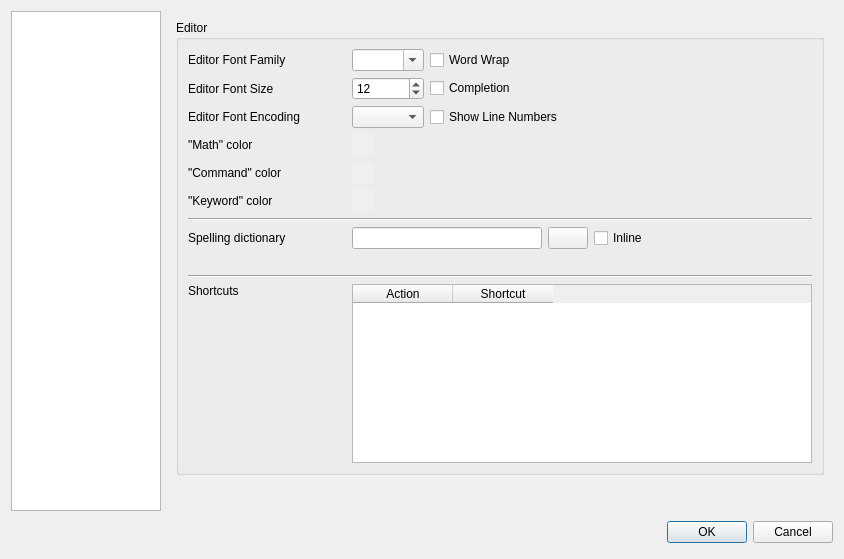
This is configdialog.ui in srazi/bidiTeXmaker as Qt 5 draws it before an edit. The edited form follows.
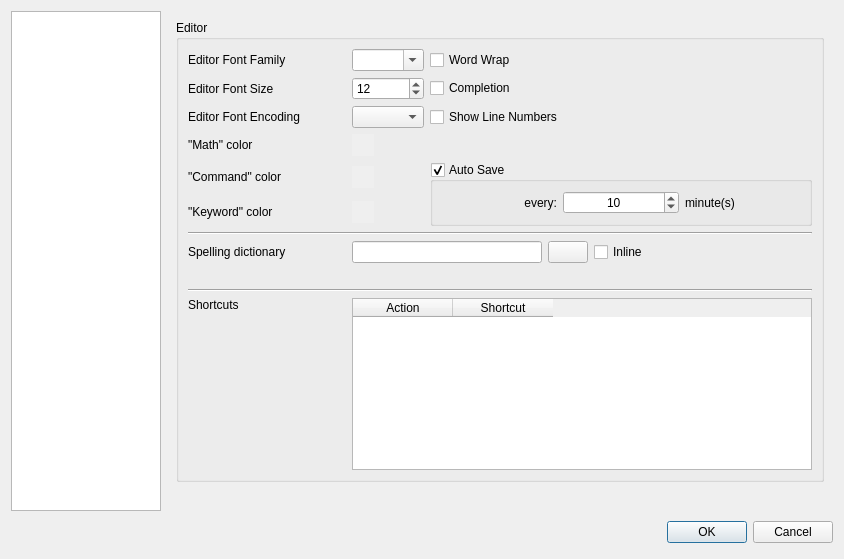
This is the edited form. The open tabs and pages were chosen to show the change. Icons and pictures are not drawn.

Commit message: A patch that adds some extra features to TeXmaker! The extra feature in this patch are: 1- Auto Save and Recovery 2-Location Commands: --open file location --open Terminal or CMD with document directory as working directory 3-The last opened document will be first item in Recent File Menu. 4- The new and complete Persian translation!

Patch:
```diff
--- a/configdialog.ui
+++ b/configdialog.ui
@@ -7,7 +7,7 @@
     <x>0</x>
     <y>0</y>
     <width>844</width>
-    <height>545</height>
+    <height>557</height>
    </rect>
   </property>
   <property name="windowTitle">
@@ -693,7 +693,7 @@
          <property name="title">
           <string>Editor</string>
          </property>
-         <layout class="QGridLayout" name="gridLayout">
+         <layout class="QGridLayout" name="gridLayout_1">
           <item row="0" column="0">
            <widget class="QLabel" name="labelFamily">
             <property name="text">
@@ -749,21 +749,21 @@
           <item row="2" column="1">
            <widget class="QComboBox" name="comboBoxEncoding"/>
           </item>
-          <item row="2" column="2" colspan="2">
+          <item row="2" column="2">
            <widget class="QCheckBox" name="checkBoxLinenumber">
             <property name="text">
              <string>Show Line Numbers</string>
             </property>
            </widget>
           </item>
-          <item row="3" column="0">
+          <item row="4" column="0">
            <widget class="QLabel" name="labelColorMath">
             <property name="text">
              <string>&quot;Math&quot; color</string>
             </property>
            </widget>
           </item>
-          <item row="3" column="1">
+          <item row="4" column="1">
            <widget class="QPushButton" name="pushButtonColorMath">
             <property name="sizePolicy">
              <sizepolicy hsizetype="Fixed" vsizetype="Fixed">
@@ -797,7 +797,7 @@
             </property>
            </widget>
           </item>
-          <item row="3" column="2" colspan="2">
+          <item row="4" column="2" colspan="2">
            <spacer>
             <property name="orientation">
              <enum>Qt::Horizontal</enum>
@@ -810,14 +810,14 @@
             </property>
            </spacer>
           </item>
-          <item row="4" column="0">
+          <item row="5" column="0">
            <widget class="QLabel" name="labelColorCommand">
             <property name="text">
              <string>&quot;Command&quot; color</string>
             </property>
            </widget>
           </item>
-          <item row="4" column="1">
+          <item row="5" column="1">
            <widget class="QPushButton" name="pushButtonColorCommand">
             <property name="sizePolicy">
              <sizepolicy hsizetype="Fixed" vsizetype="Fixed">
@@ -851,27 +851,14 @@
             </property>
            </widget>
           </item>
-          <item row="4" column="2" colspan="2">
-           <spacer>
-            <property name="orientation">
-             <enum>Qt::Horizontal</enum>
-            </property>
-            <property name="sizeHint" stdset="0">
-             <size>
-              <width>241</width>
-              <height>20</height>
-             </size>
-            </property>
-           </spacer>
-          </item>
-          <item row="5" column="0">
+          <item row="6" column="0">
            <widget class="QLabel" name="labelColorKeyword">
             <property name="text">
              <string>&quot;Keyword&quot; color</string>
             </property>
            </widget>
           </item>
-          <item row="5" column="1">
+          <item row="6" column="1">
            <widget class="QPushButton" name="pushButtonColorKeyword">
             <property name="sizePolicy">
              <sizepolicy hsizetype="Fixed" vsizetype="Fixed">
@@ -905,34 +892,21 @@
             </property>
            </widget>
           </item>
-          <item row="5" column="2" colspan="2">
-           <spacer>
-            <property name="orientation">
-             <enum>Qt::Horizontal</enum>
-            </property>
-            <property name="sizeHint" stdset="0">
-             <size>
-              <width>241</width>
-              <height>20</height>
-             </size>
-            </property>
-           </spacer>
-          </item>
-          <item row="6" column="0" colspan="4">
+          <item row="7" column="0" colspan="4">
            <widget class="Line" name="line">
             <property name="orientation">
              <enum>Qt::Horizontal</enum>
             </property>
            </widget>
           </item>
-          <item row="7" column="0" rowspan="2">
+          <item row="8" column="0" rowspan="2">
            <widget class="QLabel" name="labelASpellCommand">
             <property name="text">
              <string>Spelling dictionary</string>
             </property>
            </widget>
           </item>
-          <item row="7" column="1" rowspan="2" colspan="2">
+          <item row="8" column="1" rowspan="2" colspan="2">
            <layout class="QHBoxLayout">
             <item>
              <widget class="QLineEdit" name="lineEditAspellCommand">
@@ -973,7 +947,7 @@
             </item>
            </layout>
           </item>
-          <item row="9" column="1" colspan="3">
+          <item row="10" column="1" colspan="3">
            <widget class="QLabel" name="labelGetDic">
             <property name="text">
              <string/>
@@ -983,21 +957,21 @@
             </property>
            </widget>
           </item>
-          <item row="10" column="0" colspan="4">
+          <item row="11" column="0" colspan="4">
            <widget class="Line" name="line_2">
             <property name="orientation">
              <enum>Qt::Horizontal</enum>
             </property>
            </widget>
           </item>
-          <item row="11" column="0">
+          <item row="12" column="0">
            <widget class="QLabel" name="labelshortcut">
             <property name="text">
              <string>Shortcuts</string>
             </property>
            </widget>
           </item>
-          <item row="11" column="1" rowspan="2" colspan="3">
+          <item row="12" column="1" rowspan="2" colspan="3">
            <widget class="QTableWidget" name="shorttableWidget">
             <column>
              <property name="text">
@@ -1011,7 +985,7 @@
             </column>
            </widget>
           </item>
-          <item row="12" column="0">
+          <item row="13" column="0">
            <spacer>
             <property name="orientation">
              <enum>Qt::Vertical</enum>
@@ -1024,6 +998,48 @@
             </property>
            </spacer>
           </item>
+          <item row="5" column="2" rowspan="2" colspan="2">
+           <widget class="QGroupBox" name="groupBoxAutoSave">
+            <property name="title">
+             <string>Auto Save</string>
+            </property>
+            <property name="checkable">
+             <bool>true</bool>
+            </property>
+            <layout class="QHBoxLayout" name="horizontalLayout_2">
+             <item>
+              <widget class="QLabel" name="label_2">
+               <property name="text">
+                <string>every:</string>
+               </property>
+               <property name="alignment">
+                <set>Qt::AlignRight|Qt::AlignTrailing|Qt::AlignVCenter</set>
+               </property>
+              </widget>
+             </item>
+             <item>
+              <widget class="QSpinBox" name="spinBoxAutoSaveInterval">
+               <property name="alignment">
+                <set>Qt::AlignCenter</set>
+               </property>
+               <property name="minimum">
+                <number>1</number>
+               </property>
+               <property name="value">
+                <number>10</number>
+               </property>
+              </widget>
+             </item>
+             <item>
+              <widget class="QLabel" name="label_3">
+               <property name="text">
+                <string>minute(s)</string>
+               </property>
+              </widget>
+             </item>
+            </layout>
+           </widget>
+          </item>
          </layout>
         </widget>
        </item>
```
The commit also changes 9 other files.
